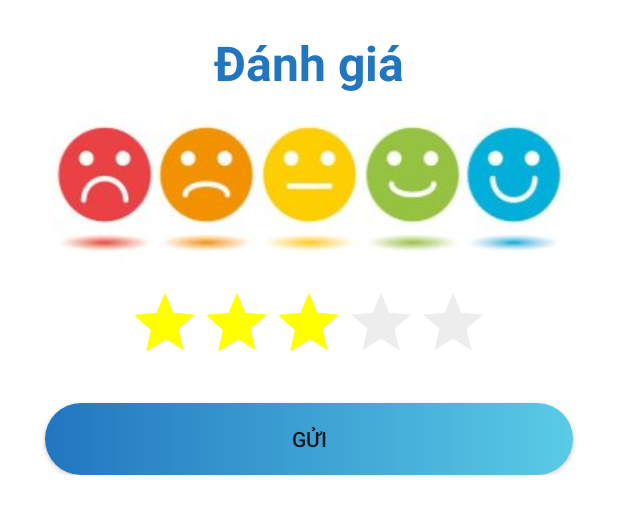
After one commit to dotam2203/GymManager_App, an Android app: the layout fragment_feedback.xml on its own in the app's theme, with its tools: preview values and no code run, on a phone screen of 412 x 824 dp. The commit adds this screen. Shown: the top 514 px of the screen. Run offline under Robolectric (Android 15) with nearby library versions, the light colour scheme and no system bars.

Commit message:
add feedback

```diff
--- a/app/src/main/java/com/gym/LoginActivity.kt
+++ b/app/src/main/java/com/gym/LoginActivity.kt
@@ -3,13 +3,13 @@ package com.gym
 import android.content.Intent
 import androidx.appcompat.app.AppCompatActivity
 import android.os.Bundle
-import com.gym.databinding.ActivityLoginBinding
+import com.gym.databinding.FragmentLoginBinding
 
 class LoginActivity : AppCompatActivity() {
-    private lateinit var binding: ActivityLoginBinding
+    private lateinit var binding: FragmentLoginBinding
     override fun onCreate(savedInstanceState: Bundle?) {
         super.onCreate(savedInstanceState)
-        binding = ActivityLoginBinding.inflate(layoutInflater)
+        binding = FragmentLoginBinding.inflate(layoutInflater)
         setContentView(binding.root)
         binding.tvSignUp1.setOnClickListener {
             startActivity(Intent(this@LoginActivity,RegisterActivity::class.java))
--- a/app/src/main/java/com/gym/RegisterActivity.kt
+++ b/app/src/main/java/com/gym/RegisterActivity.kt
@@ -2,19 +2,18 @@ package com.gym
 
 import android.content.Intent
 import android.os.Bundle
-import android.os.PersistableBundle
 import androidx.appcompat.app.AppCompatActivity
-import com.gym.databinding.ActivityRegisterBinding
+import com.gym.databinding.FragmentRegisterBinding
 
 /**
  * Author: tamdt35@fpt.com.vn
  * Date:  29/06/2022
  */
 class RegisterActivity : AppCompatActivity() {
-    private lateinit var binding : ActivityRegisterBinding
+    private lateinit var binding : FragmentRegisterBinding
     override fun onCreate(savedInstanceState: Bundle?) {
         super.onCreate(savedInstanceState)
-        binding = ActivityRegisterBinding.inflate(layoutInflater)
+        binding = FragmentRegisterBinding.inflate(layoutInflater)
         setContentView(binding.root)
         binding.tvLogin1.setOnClickListener{
             startActivity(Intent(this@RegisterActivity,LoginActivity::class.java))
--- /dev/null
+++ b/app/src/main/res/layout/fragment_feedback.xml
@@ -0,0 +1,53 @@
+<?xml version="1.0" encoding="utf-8"?>
+<androidx.constraintlayout.widget.ConstraintLayout xmlns:android="http://schemas.android.com/apk/res/android"
+    android:layout_width="match_parent"
+    android:layout_height="wrap_content"
+    xmlns:app="http://schemas.android.com/apk/res-auto">
+    <LinearLayout
+        android:layout_width="match_parent"
+        android:layout_height="wrap_content"
+        app:layout_constraintTop_toTopOf="parent"
+        app:layout_constraintBottom_toBottomOf="parent"
+        app:layout_constraintStart_toStartOf="parent"
+        app:layout_constraintEnd_toEndOf="parent"
+        app:layout_constraintVertical_bias="0.2"
+        android:orientation="vertical"
+        android:padding="10dp"
+        android:layout_margin="10dp">
+        <TextView
+            android:layout_width="wrap_content"
+            android:layout_height="wrap_content"
+            android:text="Đánh giá"
+            android:textSize="32sp"
+            android:textColor="@color/blue"
+            android:textStyle="bold"
+            android:layout_gravity="center"
+            android:layout_marginBottom="10dp"/>
+        <ImageView
+            android:layout_width="wrap_content"
+            android:layout_height="wrap_content"
+            android:background="@drawable/icon_feedback"
+            android:layout_gravity="center"
+            android:layout_marginBottom="10dp"/>
+
+        <RatingBar
+            android:layout_width="wrap_content"
+            android:layout_height="wrap_content"
+            android:layout_gravity="center"
+            android:numStars="5"
+            android:rating="3"
+            android:stepSize="1"
+            android:layout_marginBottom="10dp"
+            android:theme="@style/RatingBar"/>
+        <androidx.appcompat.widget.AppCompatButton
+            android:layout_width="match_parent"
+            android:layout_height="wrap_content"
+            android:layout_marginTop="10dp"
+            android:layout_marginStart="10dp"
+            android:layout_marginEnd="10dp"
+            android:text="Gửi"
+            android:layout_gravity="center"
+            android:background="@drawable/shape_login_button"/>
+    </LinearLayout>
+
+</androidx.constraintlayout.widget.ConstraintLayout>
--- a/app/src/main/res/layout/activity_login.xml
+++ b/app/src/main/res/layout/fragment_login.xml
@@ -119,7 +119,8 @@
         android:padding="20dp"
         app:layout_constraintBottom_toBottomOf="parent"
         app:layout_constraintEnd_toEndOf="parent"
-        app:layout_constraintStart_toStartOf="parent">
+        app:layout_constraintStart_toStartOf="parent"
+        app:layout_constraintTop_toBottomOf="@id/bgLogin">
         <TextClock
             android:layout_width="wrap_content"
             android:layout_height="wrap_content"
--- a/app/src/main/res/layout/activity_register.xml
+++ b/app/src/main/res/layout/fragment_register.xml
@@ -121,7 +121,9 @@
         android:gravity="center_horizontal"
         android:padding="20dp"
         app:layout_constraintBottom_toBottomOf="parent"
-        app:layout_constraintTop_toBottomOf="@id/bgLogin">
+        app:layout_constraintTop_toBottomOf="@id/bgLogin"
+        app:layout_constraintStart_toStartOf="parent"
+        app:layout_constraintEnd_toEndOf="parent">
 
         <TextClock
             android:layout_width="wrap_content"
--- /dev/null
+++ b/app/src/main/res/layout/fragment_review1.xml
@@ -0,0 +1,7 @@
+<?xml version="1.0" encoding="utf-8"?>
+<androidx.constraintlayout.widget.ConstraintLayout xmlns:android="http://schemas.android.com/apk/res/android"
+    android:layout_width="match_parent"
+    android:layout_height="match_parent">
+
+
+</androidx.constraintlayout.widget.ConstraintLayout>
--- a/app/src/main/res/values/colors.xml
+++ b/app/src/main/res/values/colors.xml
@@ -12,4 +12,5 @@
     <color name="blue">#2276C0</color>
     <color name="green_light">#59CBE6</color>
     <color name="gray">#FFC3C3C3</color>
+    <color name="yellow">#FFFF00</color>
 </resources>
--- /dev/null
+++ b/app/src/main/res/values/style.xml
@@ -0,0 +1,7 @@
+<?xml version="1.0" encoding="utf-8"?>
+<resources>
+    <style name="RatingBar" parent="Theme.AppCompat">
+        <item name="colorControlNormal">@color/gray</item>
+        <item name="colorControlActivated">@color/yellow</item>
+    </style>
+</resources>
```
Also changed, not shown: app/src/main/res/drawable/icon_feedback.jpg (added).
